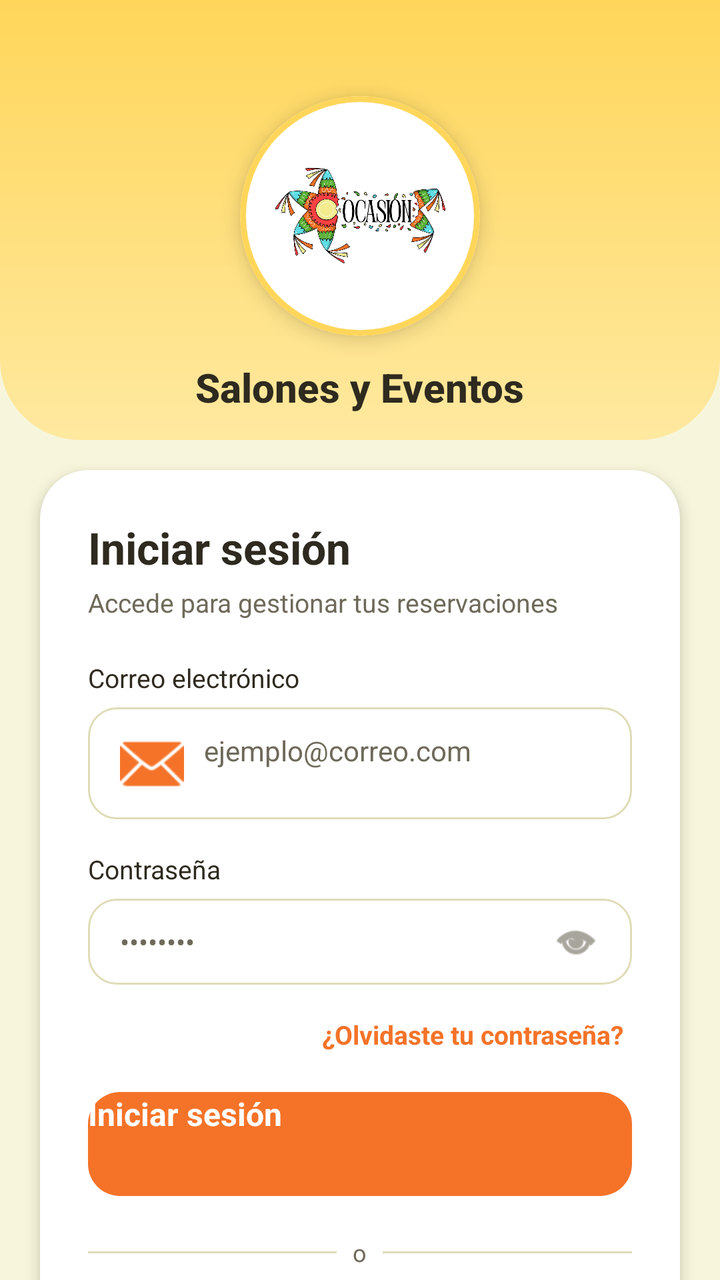
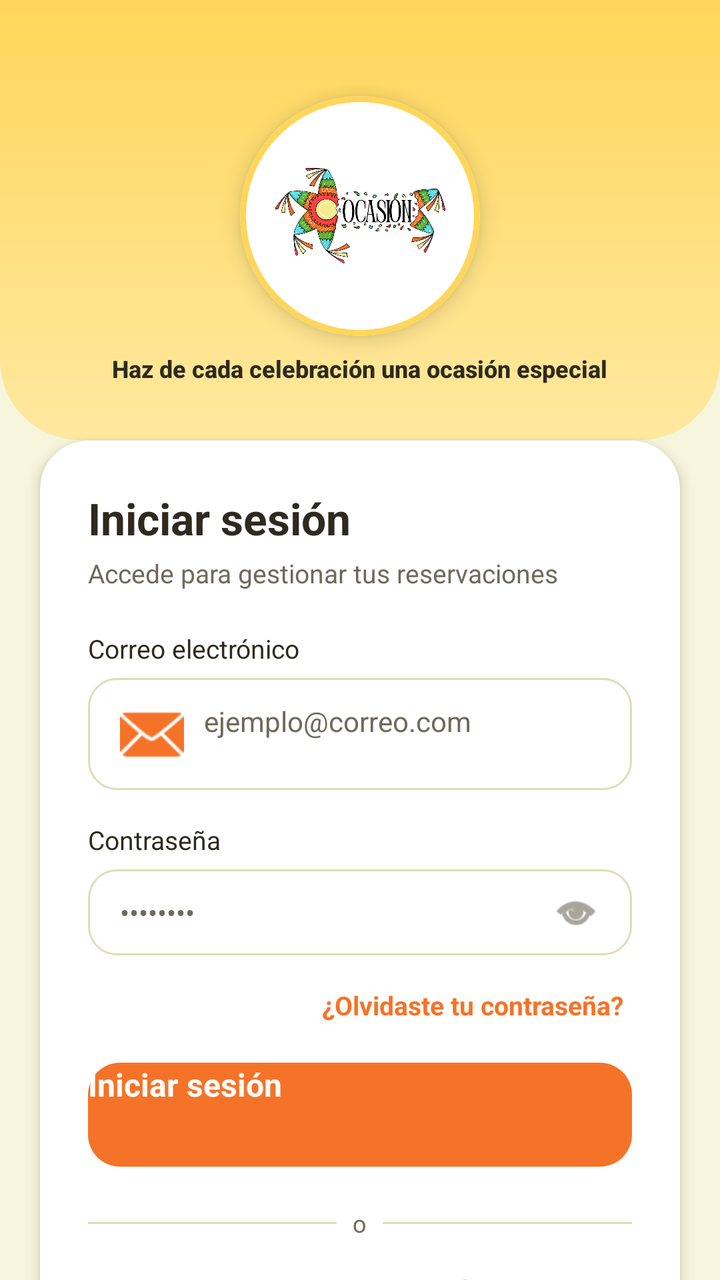

Before-and-after screenshots of an Android layout around one commit, followed by the original layout XML and the change that was made.
<!-- AndroidManifest.xml: activity theme Theme.Ocasion_mobil_v2 -->
<!-- res/layout/activity_login.xml -->
<?xml version="1.0" encoding="utf-8"?>
<androidx.core.widget.NestedScrollView xmlns:android="http://schemas.android.com/apk/res/android"
    xmlns:app="http://schemas.android.com/apk/res-auto"
    android:layout_width="match_parent"
    android:layout_height="match_parent"
    android:fillViewport="true"
    android:background="@color/bg_general">

    <androidx.constraintlayout.widget.ConstraintLayout
        android:layout_width="match_parent"
        android:layout_height="wrap_content">

        
        <View
            android:id="@+id/viewHeaderBg"
            android:layout_width="0dp"
            android:layout_height="220dp"
            android:background="@drawable/bg_header_curve"
            app:layout_constraintTop_toTopOf="parent"
            app:layout_constraintStart_toStartOf="parent"
            app:layout_constraintEnd_toEndOf="parent" />

        
        
        <androidx.cardview.widget.CardView
            android:id="@+id/cardLogo"
            android:layout_width="120dp"
            android:layout_height="120dp"
            app:cardCornerRadius="60dp"
            app:cardElevation="6dp"
            android:layout_marginTop="48dp"
            app:layout_constraintTop_toTopOf="parent"
            app:layout_constraintStart_toStartOf="parent"
            app:layout_constraintEnd_toEndOf="parent">

            <ImageView
                android:id="@+id/imgLogo"
                android:layout_width="match_parent"
                android:layout_height="match_parent"
                android:background="@drawable/bg_logo_circle"
                android:padding="16dp"
                android:scaleType="centerInside"
                android:src="@drawable/logo"
                android:contentDescription="Logo de la aplicación" />

        </androidx.cardview.widget.CardView>

        <TextView
            android:id="@+id/tvAppName"
            android:layout_width="wrap_content"
            android:layout_height="wrap_content"
            android:layout_marginTop="12dp"
            android:text="Salones y Eventos"
            android:textColor="@color/texto_principal"
            android:textSize="20sp"
            android:textStyle="bold"
            android:fontFamily="sans-serif-medium"
            app:layout_constraintTop_toBottomOf="@id/cardLogo"
            app:layout_constraintStart_toStartOf="parent"
            app:layout_constraintEnd_toEndOf="parent" />

        
        <androidx.cardview.widget.CardView
            android:id="@+id/cardForm"
            android:layout_width="0dp"
            android:layout_height="wrap_content"
            android:layout_marginTop="28dp"
            android:layout_marginStart="20dp"
            android:layout_marginEnd="20dp"
            android:layout_marginBottom="24dp"
            app:cardCornerRadius="24dp"
            app:cardElevation="4dp"
            app:cardBackgroundColor="@color/blanco"
            app:layout_constraintTop_toBottomOf="@id/tvAppName"
            app:layout_constraintStart_toStartOf="parent"
            app:layout_constraintEnd_toEndOf="parent">

            <LinearLayout
                android:layout_width="match_parent"
                android:layout_height="wrap_content"
                android:orientation="vertical"
                android:padding="24dp">

                <TextView
                    android:layout_width="wrap_content"
                    android:layout_height="wrap_content"
                    android:text="Iniciar sesión"
                    android:textColor="@color/texto_principal"
                    android:textSize="22sp"
                    android:textStyle="bold" />

                <TextView
                    android:layout_width="wrap_content"
                    android:layout_height="wrap_content"
                    android:layout_marginTop="4dp"
                    android:layout_marginBottom="20dp"
                    android:text="Accede para gestionar tus reservaciones"
                    android:textColor="@color/texto_secundario"
                    android:textSize="13sp" />

                
                <TextView
                    android:layout_width="wrap_content"
                    android:layout_height="wrap_content"
                    android:text="Correo electrónico"
                    android:textColor="@color/texto_principal"
                    android:textSize="13sp"
                    android:layout_marginBottom="6dp" />

                <EditText
                    android:id="@+id/etEmail"
                    android:layout_width="match_parent"
                    android:layout_height="wrap_content"
                    android:background="@drawable/bg_edittext"
                    android:hint="ejemplo@correo.com"
                    android:textColorHint="@color/texto_secundario"
                    android:textColor="@color/texto_principal"
                    android:inputType="textEmailAddress"
                    android:maxLines="1"
                    android:drawableStart="@android:drawable/ic_dialog_email"
                    android:drawablePadding="10dp"
                    android:drawableTint="@color/naranja_primario"
                    android:importantForAutofill="yes"
                    android:autofillHints="emailAddress" />

                
                <TextView
                    android:layout_width="wrap_content"
                    android:layout_height="wrap_content"
                    android:layout_marginTop="16dp"
                    android:text="Contraseña"
                    android:textColor="@color/texto_principal"
                    android:textSize="13sp"
                    android:layout_marginBottom="6dp" />

                <RelativeLayout
                    android:layout_width="match_parent"
                    android:layout_height="wrap_content">

                    <EditText
                        android:id="@+id/etPassword"
                        android:layout_width="match_parent"
                        android:layout_height="wrap_content"
                        android:background="@drawable/bg_edittext"
                        android:hint="••••••••"
                        android:textColorHint="@color/texto_secundario"
                        android:textColor="@color/texto_principal"
                        android:inputType="textPassword"
                        android:paddingEnd="48dp"
                        android:maxLines="1"
                        android:importantForAutofill="yes"
                        android:autofillHints="password" />

                    <ImageView
                        android:id="@+id/ivTogglePassword"
                        android:layout_width="24dp"
                        android:layout_height="24dp"
                        android:layout_alignParentEnd="true"
                        android:layout_centerVertical="true"
                        android:layout_marginEnd="16dp"
                        android:src="@android:drawable/ic_menu_view"
                        app:tint="@color/texto_secundario"
                        android:contentDescription="Mostrar/ocultar contraseña" />

                </RelativeLayout>

                
                <TextView
                    android:id="@+id/tvError"
                    android:layout_width="wrap_content"
                    android:layout_height="wrap_content"
                    android:layout_marginTop="10dp"
                    android:text="Correo o contraseña incorrectos"
                    android:textColor="@color/rojo_error"
                    android:textSize="12sp"
                    android:visibility="gone" />

                
                <TextView
                    android:id="@+id/tvForgotPassword"
                    android:layout_width="wrap_content"
                    android:layout_height="wrap_content"
                    android:layout_gravity="end"
                    android:layout_marginTop="12dp"
                    android:text="¿Olvidaste tu contraseña?"
                    android:textColor="@color/naranja_primario"
                    android:textSize="13sp"
                    android:textStyle="bold"
                    android:padding="4dp" />

                
                <Button
                    android:id="@+id/btnLogin"
                    android:layout_width="match_parent"
                    android:layout_height="52dp"
                    android:layout_marginTop="16dp"
                    android:background="@drawable/bg_button_primary"
                    android:text="Iniciar sesión"
                    android:textColor="@color/blanco"
                    android:textSize="16sp"
                    android:textStyle="bold"
                    android:textAllCaps="false"
                    android:elevation="0dp"
                    android:stateListAnimator="@null" />

                
                <ProgressBar
                    android:id="@+id/progressLogin"
                    style="?android:attr/progressBarStyleSmall"
                    android:layout_width="wrap_content"
                    android:layout_height="wrap_content"
                    android:layout_gravity="center"
                    android:layout_marginTop="12dp"
                    android:visibility="gone"
                    android:indeterminateTint="@color/naranja_primario" />

                
                <LinearLayout
                    android:layout_width="match_parent"
                    android:layout_height="wrap_content"
                    android:orientation="horizontal"
                    android:gravity="center_vertical"
                    android:layout_marginTop="20dp">

                    <View
                        android:layout_width="0dp"
                        android:layout_height="1dp"
                        android:layout_weight="1"
                        android:background="@color/borde_input" />

                    <TextView
                        android:layout_width="wrap_content"
                        android:layout_height="wrap_content"
                        android:layout_marginStart="8dp"
                        android:layout_marginEnd="8dp"
                        android:text="o"
                        android:textColor="@color/texto_secundario"
                        android:textSize="12sp" />

                    <View
                        android:layout_width="0dp"
                        android:layout_height="1dp"
                        android:layout_weight="1"
                        android:background="@color/borde_input" />

                </LinearLayout>

                
                <LinearLayout
                    android:layout_width="match_parent"
                    android:layout_height="wrap_content"
                    android:orientation="horizontal"
                    android:gravity="center"
                    android:layout_marginTop="16dp">

                    <TextView
                        android:layout_width="wrap_content"
                        android:layout_height="wrap_content"
                        android:text="¿No tienes cuenta? "
                        android:textColor="@color/texto_secundario"
                        android:textSize="13sp" />

                    <TextView
                        android:id="@+id/tvGoToRegister"
                        android:layout_width="wrap_content"
                        android:layout_height="wrap_content"
                        android:text="Regístrate"
                        android:textColor="@color/verde_primario"
                        android:textSize="13sp"
                        android:textStyle="bold" />

                </LinearLayout>

            </LinearLayout>

        </androidx.cardview.widget.CardView>

    </androidx.constraintlayout.widget.ConstraintLayout>

</androidx.core.widget.NestedScrollView>
<!-- resources referenced by this layout -->
<resources>
  <color name="bg_general">#F7F6DC</color>
  <color name="blanco">#FFFFFF</color>
  <color name="borde_input">#E0DCB8</color>
  <color name="naranja_primario">#F57328</color>
  <color name="rojo_error">#CC3636</color>
  <color name="texto_principal">#2E2A1F</color>
  <color name="texto_secundario">#6E6A5A</color>
  <color name="verde_primario">#367E18</color>
  <!-- drawable bg_button_primary (drawable) -->
  <?xml version="1.0" encoding="utf-8"?>
  <selector xmlns:android="http://schemas.android.com/apk/res/android">
      <item android:state_pressed="true">
          <shape android:shape="rectangle">
              <solid android:color="@color/verde_primario" />
              <corners android:radius="16dp" />
          </shape>
      </item>
      <item>
          <shape android:shape="rectangle">
              <solid android:color="@color/naranja_primario" />
              <corners android:radius="16dp" />
          </shape>
      </item>
  </selector>
  <!-- drawable bg_edittext (drawable) -->
  <?xml version="1.0" encoding="utf-8"?>
  <shape xmlns:android="http://schemas.android.com/apk/res/android"
      android:shape="rectangle">
  
      <solid android:color="@color/blanco" />
      <stroke
          android:width="1dp"
          android:color="@color/borde_input" />
      <corners android:radius="14dp" />
      <padding
          android:left="16dp"
          android:top="12dp"
          android:right="16dp"
          android:bottom="12dp" />
  </shape>
  <!-- drawable bg_header_curve (drawable) -->
  <?xml version="1.0" encoding="utf-8"?>
  <shape xmlns:android="http://schemas.android.com/apk/res/android"
      android:shape="rectangle">
      <gradient
          android:startColor="@color/header_footer_dark"
          android:endColor="@color/header_footer_light"
          android:angle="270" />
      <corners
          android:bottomLeftRadius="40dp"
          android:bottomRightRadius="40dp" />
  </shape>
  <!-- drawable bg_logo_circle (drawable) -->
  <?xml version="1.0" encoding="utf-8"?>
  <shape xmlns:android="http://schemas.android.com/apk/res/android"
      android:shape="oval">
      <solid android:color="@color/blanco" />
      <stroke
          android:width="3dp"
          android:color="@color/header_footer_dark" />
  </shape>
  <!-- drawable logo: jpg bitmap (drawable, 199458 bytes) -->
  <style name="Theme.Ocasion_mobil_v2" parent="android:Theme.Material.Light.NoActionBar" />
  <color name="header_footer_dark">#FFD65A</color>
  <color name="header_footer_light">#FFE9A0</color>
</resources>

<!-- the commit's change to res/layout/activity_login.xml (unified diff, before → after) -->
@@ -45,21 +45,21 @@
 
         </androidx.cardview.widget.CardView>
 
+        
         <TextView
             android:id="@+id/tvAppName"
+            android:fontFamily="sans-serif-medium"
             android:layout_width="wrap_content"
             android:layout_height="wrap_content"
-            android:layout_marginTop="12dp"
-            android:text="Salones y Eventos"
+            android:layout_marginTop="8dp"
+            android:text="Haz de cada celebración una ocasión especial"
             android:textColor="@color/texto_principal"
-            android:textSize="20sp"
+            android:textSize="12sp"
             android:textStyle="bold"
-            android:fontFamily="sans-serif-medium"
-            app:layout_constraintTop_toBottomOf="@id/cardLogo"
-            app:layout_constraintStart_toStartOf="parent"
-            app:layout_constraintEnd_toEndOf="parent" />
-
-        
+            app:layout_constraintEnd_toEndOf="parent"
+            app:layout_constraintStart_toStartOf="parent"
+            app:layout_constraintTop_toBottomOf="@id/cardLogo" />
+
         <androidx.cardview.widget.CardView
             android:id="@+id/cardForm"
             android:layout_width="0dp"
